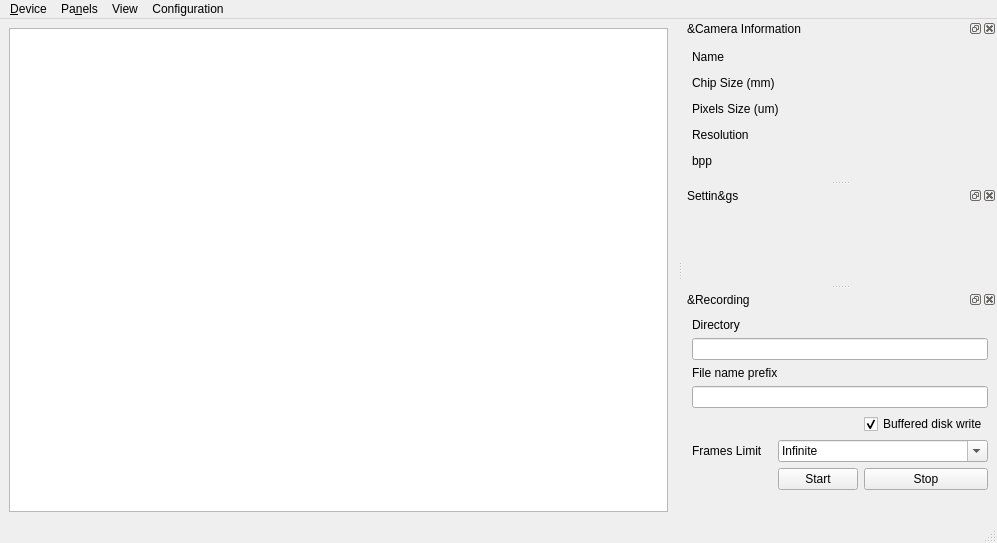
Above: src/planetaryimager_mainwindow.ui from GuLinux/PlanetaryImager before the change. Below: the same form after it.
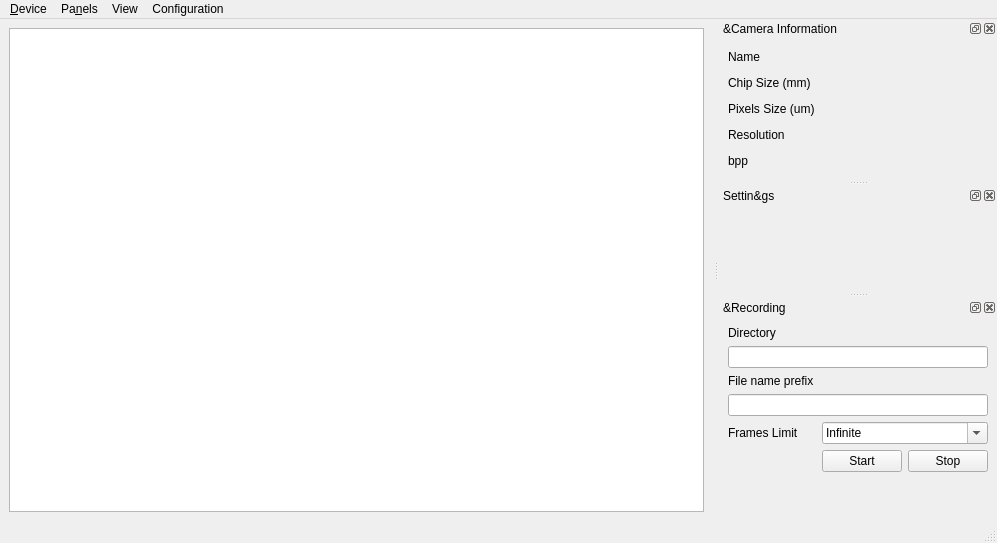
That is the form after the change. Icons and pictures are not drawn.

What changed in the file:
```diff
--- a/src/planetaryimager_mainwindow.ui
+++ b/src/planetaryimager_mainwindow.ui
@@ -289,6 +289,13 @@
    </attribute>
    <widget class="QWidget" name="dockWidgetContents_3">
     <layout class="QGridLayout" name="gridLayout_3">
+     <item row="7" column="3">
+      <widget class="QPushButton" name="stop_recording">
+       <property name="text">
+        <string>Stop</string>
+       </property>
+      </widget>
+     </item>
      <item row="0" column="0">
       <widget class="QLabel" name="label_6">
        <property name="text">
@@ -303,7 +310,7 @@
        </property>
       </widget>
      </item>
-     <item row="8" column="0">
+     <item row="7" column="0">
       <spacer name="horizontalSpacer_6">
        <property name="orientation">
         <enum>Qt::Horizontal</enum>
@@ -316,21 +323,14 @@
        </property>
       </spacer>
      </item>
-     <item row="8" column="1" colspan="2">
+     <item row="7" column="1" colspan="2">
       <widget class="QPushButton" name="start_recording">
        <property name="text">
         <string>Start</string>
        </property>
       </widget>
      </item>
-     <item row="8" column="3">
-      <widget class="QPushButton" name="stop_recording">
-       <property name="text">
-        <string>Stop</string>
-       </property>
-      </widget>
-     </item>
-     <item row="9" column="2">
+     <item row="8" column="2">
       <spacer name="verticalSpacer_3">
        <property name="orientation">
         <enum>Qt::Vertical</enum>
@@ -346,27 +346,17 @@
      <item row="3" column="0" colspan="4">
       <widget class="QLineEdit" name="filePrefix"/>
      </item>
-     <item row="6" column="3">
-      <widget class="QCheckBox" name="save_file_buffered">
-       <property name="text">
-        <string>Buffered disk write</string>
-       </property>
-       <property name="checked">
-        <bool>true</bool>
-       </property>
-      </widget>
-     </item>
      <item row="1" column="0" colspan="4">
       <widget class="QLineEdit" name="saveDirectory"/>
      </item>
-     <item row="7" column="0">
+     <item row="6" column="0">
       <widget class="QLabel" name="label_8">
        <property name="text">
         <string>Frames Limit</string>
        </property>
       </widget>
      </item>
-     <item row="7" column="1" colspan="3">
+     <item row="6" column="1" colspan="3">
       <widget class="QComboBox" name="saveFramesLimit">
        <property name="editable">
         <bool>true</bool>
```
Left out of the diff: 2 changed lines with no effect on the pictures.
